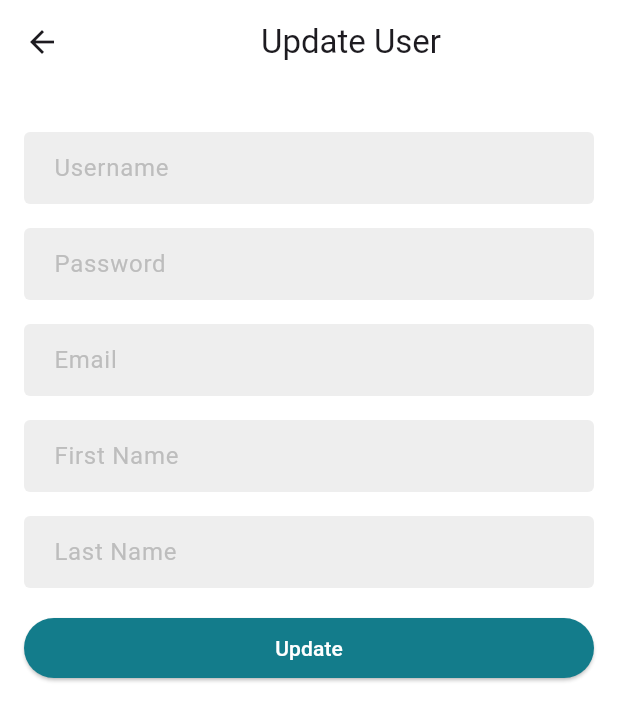
After one commit to jlesimple/messenger_app, a Flutter app: the UserUpdateScreen screen opened directly, after a tap on "Update", on a phone screen of 412 x 824 dp. The commit adds this screen. Shown: the top 721 px of the screen. Run offline on Flutter 3.47's test engine with Material 3 defaults, Android fonts, the phone set to English and light mode, and no system bars; our stand-ins replace shared_preferences; accounts and stored records are empty; network calls fail.

Commit message:
update user

```diff
--- a/lib/views/home.dart
+++ b/lib/views/home.dart
@@ -1,6 +1,7 @@
 import 'package:flutter/material.dart';
 import 'package:messenger_app/services/authentification.dart';
 import 'package:messenger_app/views/user/user_list.dart';
+import 'package:messenger_app/views/user/user_update.dart';
 import 'package:messenger_app/views/authentification/login.dart';
 import 'package:messenger_app/views/universe/universe.dart';
 
--- /dev/null
+++ b/lib/views/user/user_update.dart
@@ -0,0 +1,165 @@
+import 'package:flutter/material.dart';
+import 'package:messenger_app/services/authentification.dart';
+import 'package:messenger_app/views/home.dart';
+
+class UserUpdateScreen extends StatefulWidget {
+  const UserUpdateScreen({Key? key}) : super(key: key);
+
+  @override
+  State<UserUpdateScreen> createState() => _UserUpdateScreenState();
+}
+
+class _UserUpdateScreenState extends State<UserUpdateScreen> {
+  final TextEditingController _usernameController = TextEditingController();
+  final TextEditingController _passwordController = TextEditingController();
+  final TextEditingController _emailController = TextEditingController();
+  final TextEditingController _firstnameController = TextEditingController();
+  final TextEditingController _lastnameController = TextEditingController();
+  final AuthentificationService _authentificationservice =
+      AuthentificationService();
+  String? _message;
+
+  @override
+  void initState() {
+    super.initState();
+    _loadUserInfo();
+  }
+
+  Future<void> _loadUserInfo() async {
+    final userInfo = await _authentificationservice.getUserInfo();
+    if (userInfo != null) {
+      setState(() {
+        _usernameController.text = userInfo['username'] ?? '';
+        _emailController.text = userInfo['email'] ?? '';
+        _firstnameController.text = userInfo['firstname'] ?? '';
+        _lastnameController.text = userInfo['lastname'] ?? '';
+      });
+    }
+  }
+
+  void _updateUser() async {
+    final String username = _usernameController.text;
+    final String password = _passwordController.text;
+    final String email = _emailController.text;
+    final String firstname = _firstnameController.text;
+    final String lastname = _lastnameController.text;
+
+    final response = await _authentificationservice.register(
+      username,
+      password,
+      email,
+      firstname,
+      lastname,
+    );
+
+    if (response.success) {
+      Navigator.pushReplacement(
+        context,
+        MaterialPageRoute(builder: (context) => const HomeScreen()),
+      );
+    } else {
+      setState(() {
+        _message = response.message;
+      });
+    }
+  }
+
+  @override
+  Widget build(BuildContext context) {
+    return Scaffold(
+      appBar: AppBar(
+        title: const Center(child: Text('Update User')),
+        backgroundColor: Colors.transparent,
+        elevation: 0,
+      ),
+      backgroundColor: Colors.white, // Couleur de fond de la page
+      body: SingleChildScrollView(
+        child: Padding(
+          padding: const EdgeInsets.all(16),
+          child: Column(
+            crossAxisAlignment: CrossAxisAlignment.stretch,
+            children: <Widget>[
+              if (_message != null)
+                Container(
+                  alignment: Alignment.center,
+                  child: Text(_message!),
+                ),
+              SizedBox(height: 16),
+              TextField(
+                controller: _usernameController,
+                decoration: InputDecoration(
+                  filled: true,
+                  fillColor: Colors.grey[200],
+                  hintText: 'Username',
+                  hintStyle: TextStyle(color: Colors.grey[400]),
+                  border: OutlineInputBorder(borderSide: BorderSide.none),
+                  contentPadding: EdgeInsets.symmetric(vertical: 12, horizontal: 16),
+                ),
+              ),
+              SizedBox(height: 16),
+              TextField(
+                controller: _passwordController,
+                decoration: InputDecoration(
+                  filled: true,
+                  fillColor: Colors.grey[200],
+                  hintText: 'Password',
+                  hintStyle: TextStyle(color: Colors.grey[400]),
+                  border: OutlineInputBorder(borderSide: BorderSide.none),
+                  contentPadding: EdgeInsets.symmetric(vertical: 12, horizontal: 16),
+                ),
+                obscureText: true,
+              ),
+              SizedBox(height: 16),
+              TextField(
+                controller: _emailController,
+                decoration: InputDecoration(
+                  filled: true,
+                  fillColor: Colors.grey[200],
+                  hintText: 'Email',
+                  hintStyle: TextStyle(color: Colors.grey[400]),
+                  border: OutlineInputBorder(borderSide: BorderSide.none),
+                  contentPadding: EdgeInsets.symmetric(vertical: 12, horizontal: 16),
+                ),
+              ),
+              SizedBox(height: 16),
+              TextField(
+                controller: _firstnameController,
+                decoration: InputDecoration(
+                  filled: true,
+                  fillColor: Colors.grey[200],
+                  hintText: 'First Name',
+                  hintStyle: TextStyle(color: Colors.grey[400]),
+                  border: OutlineInputBorder(borderSide: BorderSide.none),
+                  contentPadding: EdgeInsets.symmetric(vertical: 12, horizontal: 16),
+                ),
+              ),
+              SizedBox(height: 16),
+              TextField(
+                controller: _lastnameController,
+                decoration: InputDecoration(
+                  filled: true,
+                  fillColor: Colors.grey[200],
+                  hintText: 'Last Name',
+                  hintStyle: TextStyle(color: Colors.grey[400]),
+                  border: OutlineInputBorder(borderSide: BorderSide.none),
+                  contentPadding: EdgeInsets.symmetric(vertical: 12, horizontal: 16),
+                ),
+              ),
+              SizedBox(height: 16),
+              SizedBox(
+                width: MediaQuery.of(context).size.width * 0.75,
+                child: ElevatedButton(
+                  onPressed: _updateUser,
+                  child: const Text('Update', style: TextStyle(color: Colors.white)),
+                  style: ButtonStyle(
+                    backgroundColor: MaterialStateProperty.all(const Color(0xFF137C8B)),
+                  ),
+                ),
+              ),
+            ],
+          ),
+        ),
+      ),
+    );
+  }
+}
```
